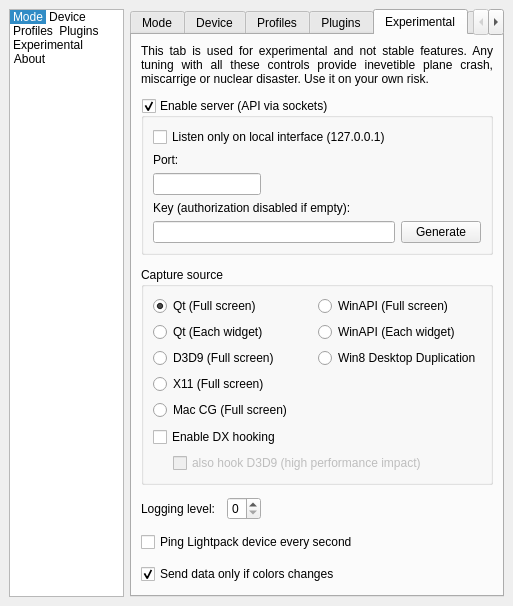
Above: Software/src/SettingsWindow.ui from woodenshark/Lightpack before the change. Below: the same form after it.
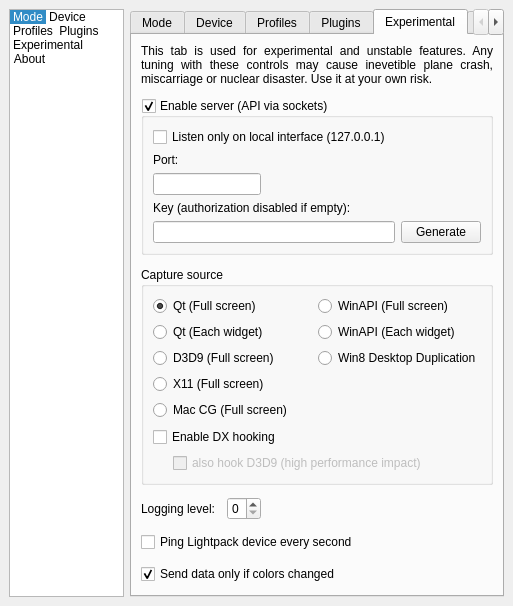
That is the form after the change. The open tabs and pages were chosen to show the change. Icons and pictures are not drawn. Custom widgets are drawn as their Qt base class.

The edit to the form file:
```diff
--- a/Software/src/SettingsWindow.ui
+++ b/Software/src/SettingsWindow.ui
@@ -1954,14 +1954,14 @@
        <attribute name="title">
         <string>Experimental</string>
        </attribute>
-       <layout class="QVBoxLayout" name="verticalLayout_3" stretch="0,1,0,0,0,0,0">
+       <layout class="QVBoxLayout" name="verticalLayout_3" stretch="0,0,0,0,0,0,0">
         <property name="spacing">
          <number>12</number>
         </property>
         <item>
          <widget class="QLabel" name="label_DevTabWarning">
           <property name="text">
-           <string>This tab is used for experimental and not stable features. Any tuning with all these controls provide inevetible plane crash, miscarrige or nuclear disaster. Use it on your own risk.</string>
+           <string>&lt;html&gt;&lt;head/&gt;&lt;body&gt;&lt;p&gt;This tab is used for experimental and unstable features. Any tuning with these controls may cause inevetible plane crash, miscarriage or nuclear disaster. Use it at your own risk.&lt;/p&gt;&lt;/body&gt;&lt;/html&gt;</string>
           </property>
           <property name="scaledContents">
            <bool>false</bool>
@@ -2276,7 +2276,7 @@
         <item>
          <widget class="QCheckBox" name="checkBox_SendDataOnlyIfColorsChanges">
           <property name="text">
-           <string>Send data only if colors changes</string>
+           <string>Send data only if colors changed</string>
           </property>
           <property name="checked">
            <bool>true</bool>
```
Left out of the diff: 95 changed lines with no effect on the pictures.
